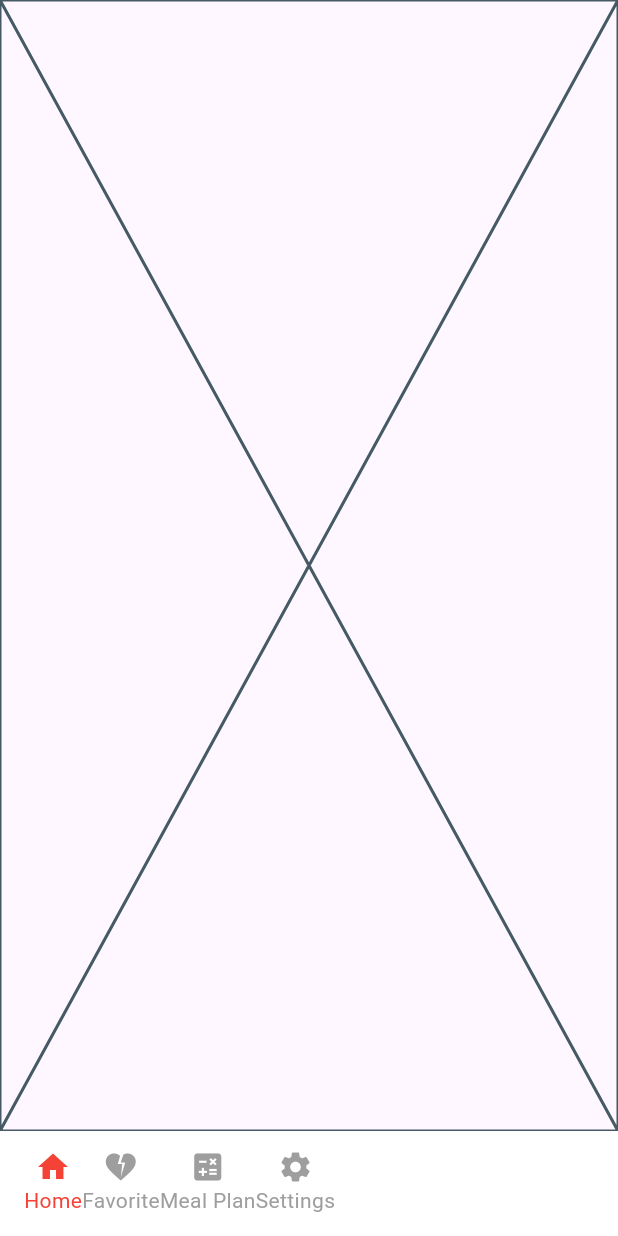
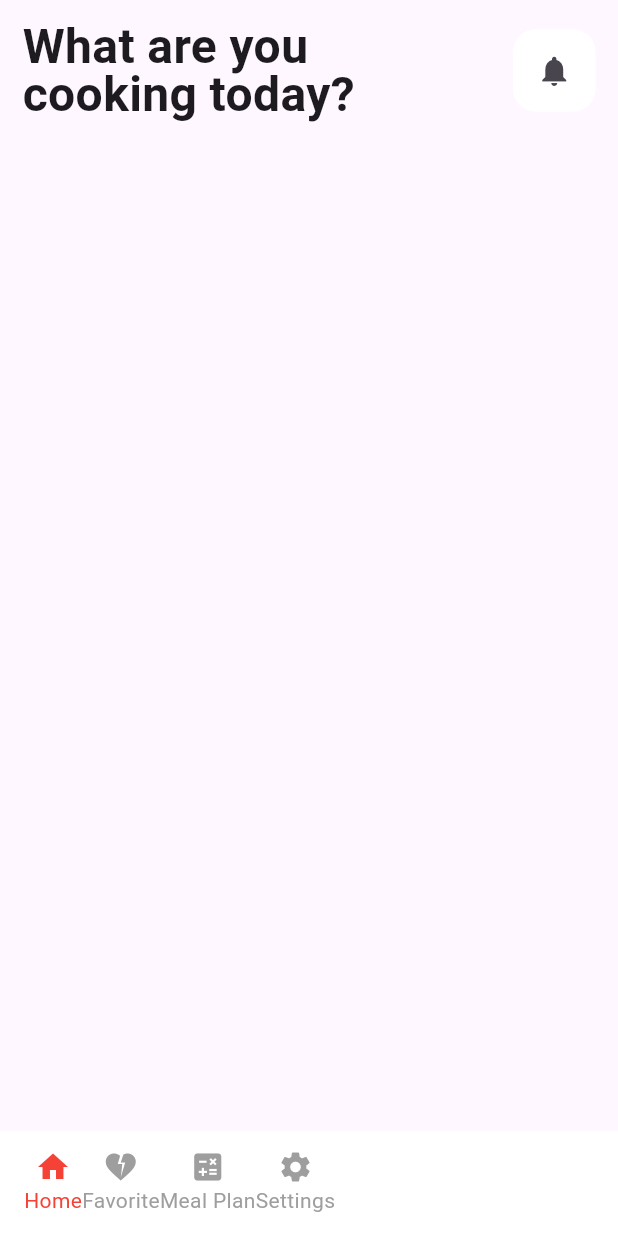
Before and after one commit to mcalisadeghi/Food-Recipe-app, a Flutter app: the screen it shows after launch, on a phone screen of 412 x 824 dp. Run offline on Flutter 3.47's test engine with Material 3 defaults, Android fonts, the phone set to English and light mode, and no system bars.

Commit message:
build  HomeAppBar widgets

```diff
--- a/lib/screen/heme_screen.dart
+++ b/lib/screen/heme_screen.dart
@@ -1,4 +1,5 @@
 import 'package:flutter/material.dart';
+import 'package:flutter_application_1/widgets/home_app_bar.dart';
 
 class HomeScreen extends StatefulWidget {
   const HomeScreen({super.key});
@@ -10,6 +11,20 @@ class HomeScreen extends StatefulWidget {
 class _HomeScreenState extends State<HomeScreen> {
   @override
   Widget build(BuildContext context) {
-    return const Placeholder();
+    return Scaffold(
+      body: SafeArea(
+        child: SingleChildScrollView(
+          child: Padding(
+            padding: const EdgeInsets.all(15.0),
+            child: Column(
+              crossAxisAlignment: CrossAxisAlignment.start,
+              children: [
+                HomeAppBar(),
+              ],
+            ),
+          ),
+        ),
+      ),
+    );
   }
 }
--- /dev/null
+++ b/lib/widgets/home_app_bar.dart
@@ -0,0 +1,42 @@
+import 'package:flutter/material.dart';
+
+class HomeAppBar extends StatelessWidget {
+  const HomeAppBar({
+    super.key,
+  });
+
+  @override
+  Widget build(BuildContext context) {
+    return Row(
+      children: [
+        Text(
+          'What are you\ncooking today?',
+          style: TextStyle(
+            fontSize: 32,
+            fontWeight: FontWeight.bold,
+            height: 1.0,
+          ),
+        ),
+        Spacer(),
+        IconButton(
+          onPressed: () {},
+          style: IconButton.styleFrom(
+            shape: RoundedRectangleBorder(
+              borderRadius: BorderRadius.circular(
+                15.0,
+              ),
+            ),
+            backgroundColor: Colors.white,
+            fixedSize: Size(
+              55.0,
+              55.0,
+            ),
+          ),
+          icon: Icon(
+            Icons.notifications,
+          ),
+        ),
+      ],
+    );
+  }
+}
```
